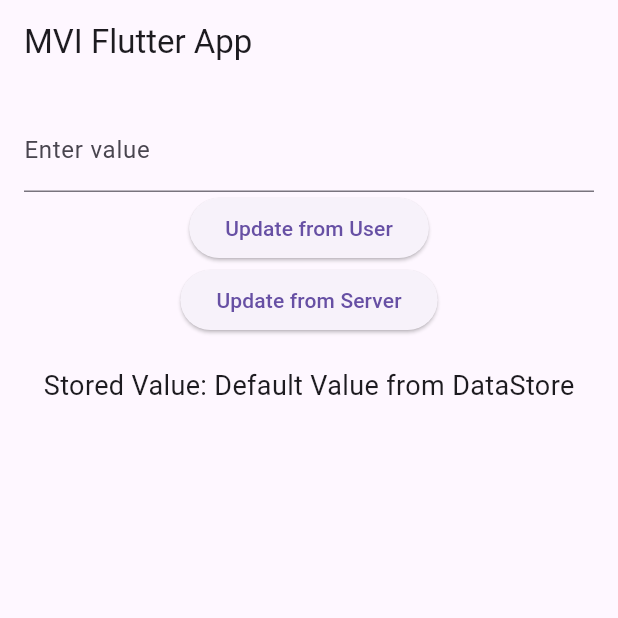
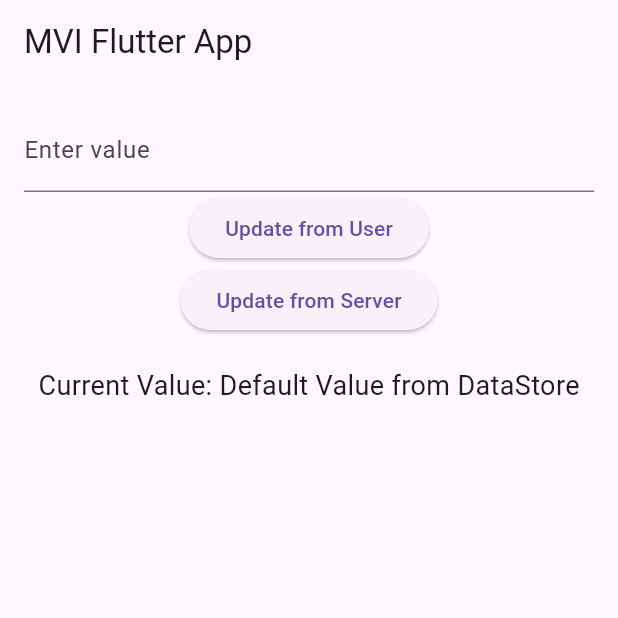
Before and after one commit to sealightclock/test_flutter_dummy_mvi, a Flutter app: the screen it shows after launch, on a phone screen of 412 x 824 dp, the top half of it. Run offline on Flutter 3.47's test engine with Material 3 defaults, Android fonts, the phone set to English and light mode, and no system bars; our stand-ins replace shared_preferences.

```diff
--- a/lib/main.dart
+++ b/lib/main.dart
@@ -3,7 +3,7 @@ import 'package:flutter/material.dart';
 import 'presentation/view/my_string_home_screen.dart';
 
 void main() {
-  runApp(MyApp());
+  runApp(const MyApp());
 }
 
 class MyApp extends StatelessWidget {
@@ -13,7 +13,11 @@ class MyApp extends StatelessWidget {
   @override
   Widget build(BuildContext context) {
     return MaterialApp(
-      home: MyStringHomeScreen(),
+      title: 'Test Flutter Dummy MVI',
+      theme: ThemeData(
+        primarySwatch: Colors.blue,
+      ),
+      home: const MyStringHomeScreen(),
     );
   }
 }
--- a/lib/presentation/view/my_string_home_screen.dart
+++ b/lib/presentation/view/my_string_home_screen.dart
@@ -80,7 +80,7 @@ class MyStringHomeScreenState extends State<MyStringHomeScreen> {
                   : const Text('Update from Server'),
             ),
             const SizedBox(height: 20),
-            Text('Stored Value: ${viewModel.myString}', style: const TextStyle(fontSize: 18)),
+            Text('Current Value: ${viewModel.myString}', style: const TextStyle(fontSize: 18)),
           ],
         )
             : const Center(child: CircularProgressIndicator()), // ✅ Show loading only initially
--- a/lib/presentation/viewmodel/my_string_viewmodel.dart
+++ b/lib/presentation/viewmodel/my_string_viewmodel.dart
@@ -12,6 +12,8 @@ class MyStringViewModel with ChangeNotifier {
   final GetMyStringFromBackendServerUseCase getRemoteUseCase;
 
   // This is the single data to be handled by the ViewModel.
+  // In MVI, data cannot be directly modified by outside code. They can be modified indirectly via Intent.
+  // So we only need "myStrong" but not "_myString".
   String myString = 'Default Value from ViewModel'; // Kept for debugging
 
   // Flags for UI synchronization:
@@ -35,7 +37,7 @@ class MyStringViewModel with ChangeNotifier {
       notifyListeners();
     } else if (intent is UpdateFromServerIntent) {
       isLoadingDataFromRemoteServer = true;
-      notifyListeners();
+      notifyListeners(); // This is needed so that the View can display the circular progress indicator.
       MyStringEntity newValue = await getRemoteUseCase.execute();
       myString = newValue.value;
       await storeLocalUseCase.execute(myString);
```
